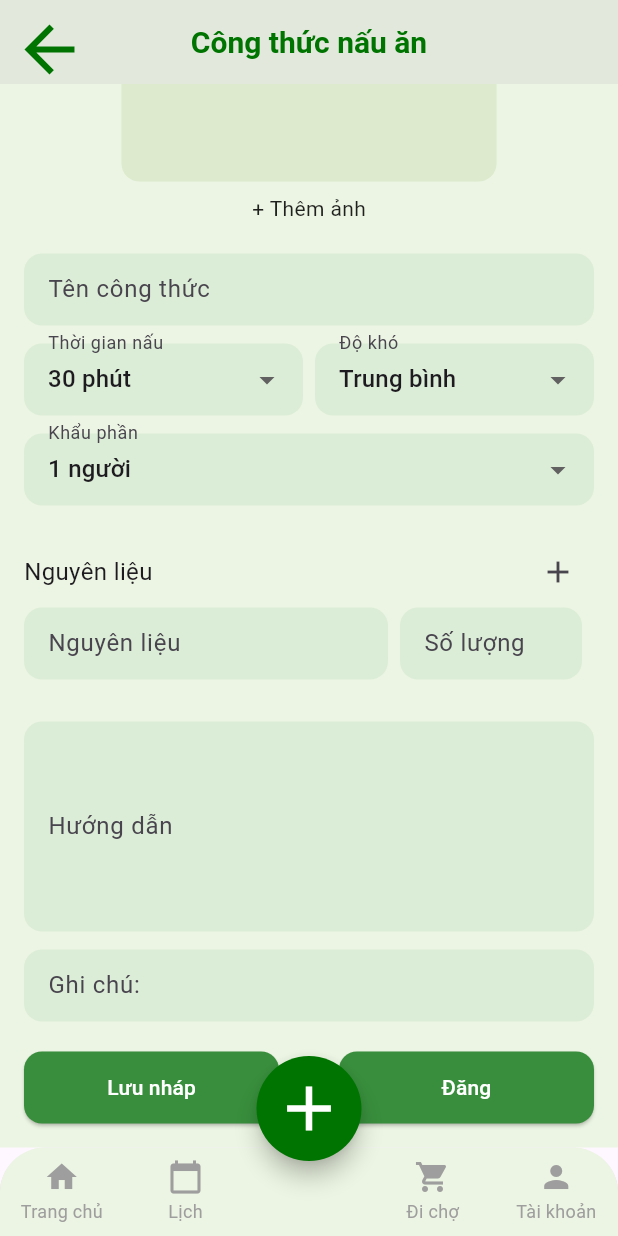
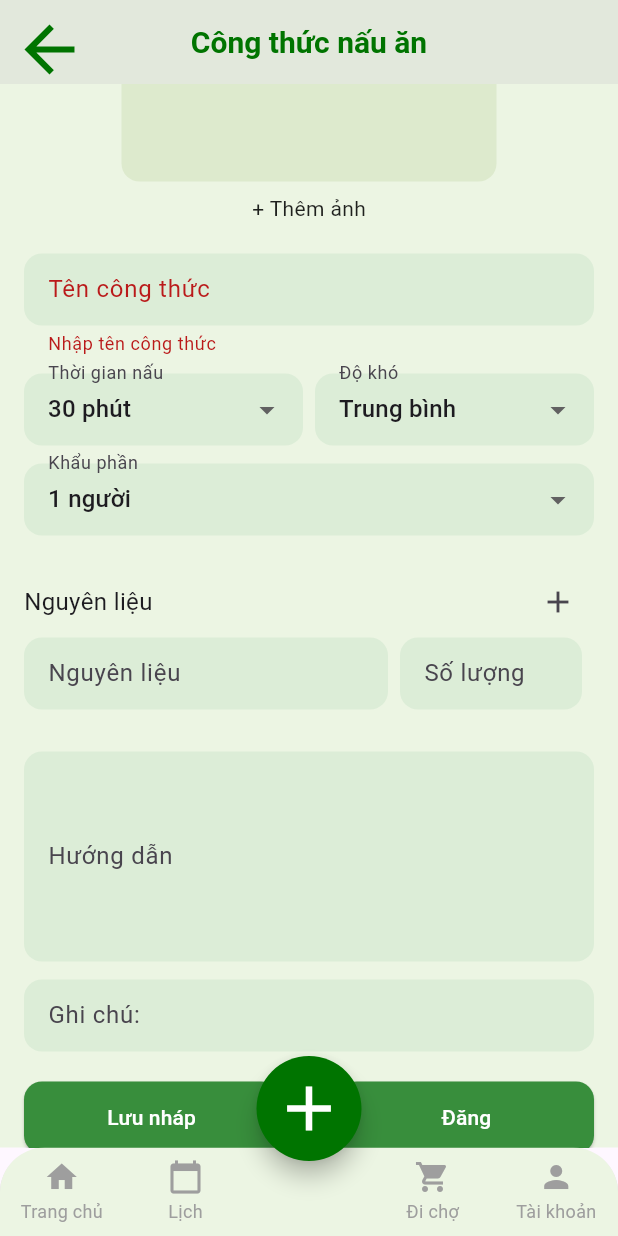
Before and after one commit to NguyenHongLoan125/lolly_app, a Flutter app: the AddDishScreen screen opened by its route, scrolled down 201 dp, after a tap on "Lưu nháp", on a phone screen of 412 x 824 dp. Run offline on Flutter 3.47's test engine with Material 3 defaults, Android fonts, the phone set to English and light mode, and no system bars; our stand-ins replace cached_network_image, flutter_secure_storage, get, go_router, google_fonts, image_picker and 3 more; accounts and stored records are empty.

Commit message:
Update add dish

```diff
--- /dev/null
+++ b/lolly_app/devtools_options.yaml
@@ -0,0 +1,3 @@
+description: This file stores settings for Dart & Flutter DevTools.
+documentation: https://docs.flutter.dev/tools/devtools/extensions#configure-extension-enablement-states
+extensions:
--- a/lolly_app/lib/views/screens/forgot_password/input_email_screen.dart
+++ b/lolly_app/lib/views/screens/forgot_password/input_email_screen.dart
@@ -6,7 +6,7 @@ import 'package:lolly_app/views/screens/forgot_password/forgot_pasword_widgets.d
 import 'package:lolly_app/views/screens/forgot_password/vertification_screen.dart';
 import 'package:lolly_app/views/screens/login_sigup_screen/login.dart';
 
-class InputEmailScreen extends StatefulWidget {
+class InputEmailScreen  extends StatefulWidget {
   const InputEmailScreen({super.key});
 
   @override
--- a/lolly_app/lib/views/screens/nav_screens/add_dish_screen.dart
+++ b/lolly_app/lib/views/screens/nav_screens/add_dish_screen.dart
@@ -41,16 +41,27 @@ class _AddDishScreenState extends State<AddDishScreen> {
   }
 
   Future<void> pickImage() async {
+    try {
       final XFile? image = await _picker.pickImage(source: ImageSource.gallery);
       if (image != null) {
-      print('📸 Ảnh đã chọn: ${image.path}');
+        final file = File(image.path);
         setState(() {
-        selectedImage = File(image.path);
+          selectedImage = file;
         });
+        print('📸 Ảnh đã chọn: ${file.path}');
       } else {
         print('⚠️ Không chọn ảnh');
       }
+    } catch (e) {
+      print('❌ Lỗi chọn ảnh: $e');
+      if (mounted) {
+        ScaffoldMessenger.of(context).showSnackBar(
+          const SnackBar(content: Text('Không thể chọn ảnh')),
+        );
       }
+    }
+  }
+
 
   void addIngredient() {
     setState(() {
@@ -92,7 +103,20 @@ class _AddDishScreenState extends State<AddDishScreen> {
 
     try {
       final userId = Supabase.instance.client.auth.currentUser?.id ?? '';
-      await controller.addDish(recipe, selectedImage, userId);
+
+      // 👉 kiểm tra upload ảnh
+      if (selectedImage != null) {
+        final url = await controller.uploadImage(selectedImage!);
+        if (url == null) {
+          ScaffoldMessenger.of(context).showSnackBar(
+            const SnackBar(content: Text('❌ Không thể tải ảnh lên.')),
+          );
+          return;
+        }
+      }
+
+      await controller.addDish(recipe, selectedImage, userId, isPublished: true);
+
       if (mounted) {
         ScaffoldMessenger.of(context).showSnackBar(
           const SnackBar(content: Text('✅ Đã đăng món ăn!')),
@@ -101,10 +125,63 @@ class _AddDishScreenState extends State<AddDishScreen> {
       }
     } catch (e) {
       ScaffoldMessenger.of(context).showSnackBar(
-        SnackBar(content: Text('❌ Lỗi: $e')),
+        const SnackBar(content: Text('❌ Có lỗi xảy ra khi đăng món ăn.')),
       );
     }
   }
+
+  Future<void> saveDraft() async {
+    if (!_formKey.currentState!.validate()) return;
+
+    final List<Ingredient> ingredientList = ingredients
+        .map((item) => Ingredient(
+      name: item['name']!.text.trim(),
+      quantity: item['amount']!.text.trim(),
+    ))
+        .where((ing) => ing.name.isNotEmpty || ing.quantity.isNotEmpty)
+        .toList();
+
+    final recipe = RecipeModel(
+      imageUrl: null,
+      title: titleController.text.trim(),
+      cookTime: selectedTime,
+      difficulty: selectedDifficulty,
+      servings: selectedServing,
+      ingredients: ingredientList,
+      instructions: instructionsController.text.trim(),
+      notes: notesController.text.trim(),
+    );
+
+    try {
+      final userId = Supabase.instance.client.auth.currentUser?.id ?? '';
+
+      // 👉 kiểm tra upload ảnh
+      if (selectedImage != null) {
+        final url = await controller.uploadImage(selectedImage!);
+        if (url == null) {
+          ScaffoldMessenger.of(context).showSnackBar(
+            const SnackBar(content: Text('❌ Không thể tải ảnh lên.')),
+          );
+          return;
+        }
+      }
+
+      await controller.addDish(recipe, selectedImage, userId, isPublished: false);
+
+      if (mounted) {
+        ScaffoldMessenger.of(context).showSnackBar(
+          const SnackBar(content: Text('💾 Đã lưu nháp!')),
+        );
+        context.go('/home');
+      }
+    } catch (e) {
+      ScaffoldMessenger.of(context).showSnackBar(
+        const SnackBar(content: Text('❌ Có lỗi xảy ra khi lưu nháp.')),
+      );
+    }
+  }
+
+
 
   Widget buildImagePicker() {
     return GestureDetector(
@@ -279,7 +356,7 @@ class _AddDishScreenState extends State<AddDishScreen> {
                   children: [
                     Expanded(
                       child: ElevatedButton(
-                        onPressed: () {},
+                        onPressed: saveDraft,
                         style: greenButtonStyle(),
                         child: const Text('Lưu nháp'),
                       ),
```
Also changed, not shown: lolly_app/lib/controllers/add_dish_controller.dart (+11 -3 lines). Lines whose indentation alone changed are shown as unchanged.
